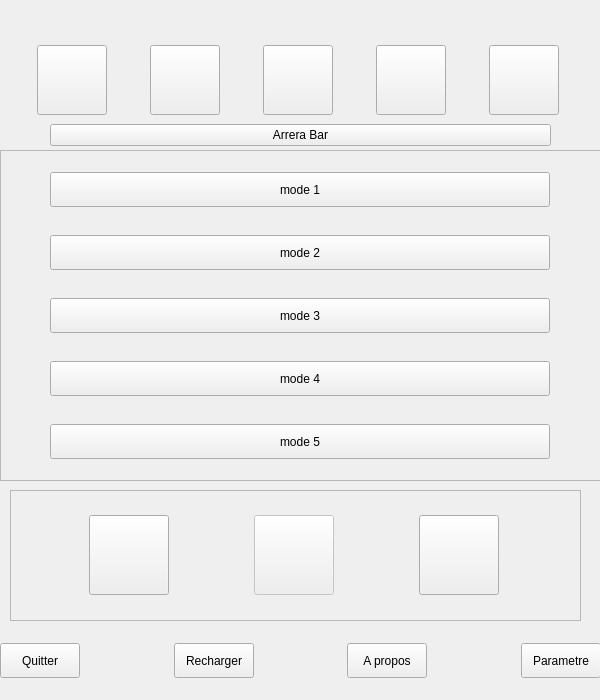
The window that CArreraUI.ui (Arrera-Software/Arrera-Interface) describes before a commit, drawn with Qt 5.
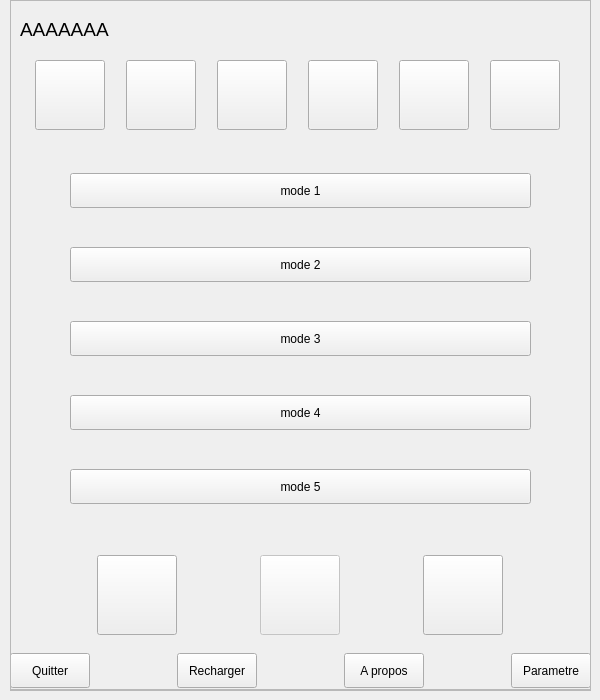
The same window after the commit. Icons and pictures are not drawn.

Commit message: Ajout frame mode et modification interface

```diff
--- a/CArreraUI.ui
+++ b/CArreraUI.ui
@@ -30,140 +30,28 @@
     <normaloff>:/IconArrera/ArreraI2024.png</normaloff>:/IconArrera/ArreraI2024.png</iconset>
   </property>
   <widget class="QWidget" name="centralwidget">
-   <widget class="QWidget" name="horizontalLayoutWidget">
+   <widget class="QFrame" name="FGUI">
     <property name="geometry">
      <rect>
-      <x>0</x>
-      <y>40</y>
-      <width>601</width>
-      <height>81</height>
+      <x>10</x>
+      <y>0</y>
+      <width>581</width>
+      <height>691</height>
      </rect>
     </property>
-    <layout class="QHBoxLayout" name="APP">
-     <item>
-      <widget class="QPushButton" name="IDC_TABLEUR">
-       <property name="maximumSize">
-        <size>
-         <width>70</width>
-         <height>70</height>
-        </size>
-       </property>
-       <property name="text">
-        <string/>
-       </property>
-       <property name="icon">
-        <iconset resource="ArreraTheme.qrc">
-         <normaloff>:/iconBTN/iconTableur.png</normaloff>:/iconBTN/iconTableur.png</iconset>
-       </property>
-       <property name="iconSize">
-        <size>
-         <width>70</width>
-         <height>70</height>
-        </size>
-       </property>
-      </widget>
-     </item>
-     <item>
-      <widget class="QPushButton" name="IDC_TRAITEMENT">
-       <property name="maximumSize">
-        <size>
-         <width>70</width>
-         <height>70</height>
-        </size>
-       </property>
-       <property name="text">
-        <string/>
-       </property>
-       <property name="icon">
-        <iconset resource="ArreraTheme.qrc">
-         <normaloff>:/iconBTN/iconTraitementTexte.png</normaloff>:/iconBTN/iconTraitementTexte.png</iconset>
-       </property>
-       <property name="iconSize">
-        <size>
-         <width>70</width>
-         <height>70</height>
-        </size>
-       </property>
-      </widget>
-     </item>
-     <item>
-      <widget class="QPushButton" name="IDC_APP">
-       <property name="maximumSize">
-        <size>
-         <width>70</width>
-         <height>70</height>
-        </size>
-       </property>
-       <property name="text">
-        <string/>
-       </property>
-       <property name="icon">
-        <iconset resource="ArreraTheme.qrc">
-         <normaloff>:/iconBTN/app-drawer.png</normaloff>:/iconBTN/app-drawer.png</iconset>
-       </property>
-       <property name="iconSize">
-        <size>
-         <width>70</width>
-         <height>70</height>
-        </size>
-       </property>
-      </widget>
-     </item>
-     <item>
-      <widget class="QPushButton" name="IDC_NAVIGATEUR">
-       <property name="maximumSize">
-        <size>
-         <width>70</width>
-         <height>70</height>
-        </size>
-       </property>
-       <property name="text">
-        <string/>
-       </property>
-       <property name="icon">
-        <iconset resource="ArreraTheme.qrc">
-         <normaloff>:/iconBTN/iconNavigateur.png</normaloff>:/iconBTN/iconNavigateur.png</iconset>
-       </property>
-       <property name="iconSize">
-        <size>
-         <width>70</width>
-         <height>70</height>
-        </size>
-       </property>
-      </widget>
-     </item>
-     <item>
-      <widget class="QPushButton" name="IDC_PRESENTATION">
-       <property name="maximumSize">
-        <size>
-         <width>70</width>
-         <height>70</height>
-        </size>
-       </property>
-       <property name="text">
-        <string/>
-       </property>
-       <property name="icon">
-        <iconset resource="ArreraTheme.qrc">
-         <normaloff>:/iconBTN/iconPresentation.png</normaloff>:/iconBTN/iconPresentation.png</iconset>
-       </property>
-       <property name="iconSize">
-        <size>
-         <width>70</width>
-         <height>70</height>
-        </size>
-       </property>
-      </widget>
-     </item>
-    </layout>
-   </widget>
+    <property name="frameShape">
+     <enum>QFrame::StyledPanel</enum>
+    </property>
+    <property name="frameShadow">
+     <enum>QFrame::Raised</enum>
+    </property>
    <widget class="QWidget" name="horizontalLayoutWidget_3">
     <property name="geometry">
      <rect>
       <x>0</x>
-      <y>630</y>
-      <width>601</width>
-      <height>61</height>
+       <y>650</y>
+       <width>581</width>
+       <height>41</height>
      </rect>
     </property>
     <layout class="QHBoxLayout" name="horizontalLayout_2">
@@ -274,34 +162,262 @@
      </item>
     </layout>
    </widget>
-   <widget class="QFrame" name="FMode">
+    <widget class="QWidget" name="horizontalLayoutWidget">
     <property name="geometry">
      <rect>
-      <x>0</x>
-      <y>150</y>
-      <width>601</width>
-      <height>331</height>
-     </rect>
-    </property>
-    <property name="frameShape">
-     <enum>QFrame::StyledPanel</enum>
-    </property>
-    <property name="frameShadow">
-     <enum>QFrame::Raised</enum>
-    </property>
+       <x>10</x>
+       <y>50</y>
+       <width>561</width>
+       <height>91</height>
+      </rect>
+     </property>
+     <layout class="QHBoxLayout" name="APP">
+      <item>
+       <widget class="QPushButton" name="IDC_TABLEUR">
+        <property name="maximumSize">
+         <size>
+          <width>70</width>
+          <height>70</height>
+         </size>
+        </property>
+        <property name="text">
+         <string/>
+        </property>
+        <property name="icon">
+         <iconset resource="ArreraTheme.qrc">
+          <normaloff>:/iconBTN/iconTableur.png</normaloff>:/iconBTN/iconTableur.png</iconset>
+        </property>
+        <property name="iconSize">
+         <size>
+          <width>70</width>
+          <height>70</height>
+         </size>
+        </property>
+       </widget>
+      </item>
+      <item>
+       <widget class="QPushButton" name="IDC_TRAITEMENT">
+        <property name="maximumSize">
+         <size>
+          <width>70</width>
+          <height>70</height>
+         </size>
+        </property>
+        <property name="text">
+         <string/>
+        </property>
+        <property name="icon">
+         <iconset resource="ArreraTheme.qrc">
+          <normaloff>:/iconBTN/iconTraitementTexte.png</normaloff>:/iconBTN/iconTraitementTexte.png</iconset>
+        </property>
+        <property name="iconSize">
+         <size>
+          <width>70</width>
+          <height>70</height>
+         </size>
+        </property>
+       </widget>
+      </item>
+      <item>
+       <widget class="QPushButton" name="IDC_APP">
+        <property name="maximumSize">
+         <size>
+          <width>70</width>
+          <height>70</height>
+         </size>
+        </property>
+        <property name="text">
+         <string/>
+        </property>
+        <property name="icon">
+         <iconset resource="ArreraTheme.qrc">
+          <normaloff>:/iconBTN/app-drawer.png</normaloff>:/iconBTN/app-drawer.png</iconset>
+        </property>
+        <property name="iconSize">
+         <size>
+          <width>70</width>
+          <height>70</height>
+         </size>
+        </property>
+       </widget>
+      </item>
+      <item>
+       <widget class="QPushButton" name="IDC_TASKBAR">
+        <property name="minimumSize">
+         <size>
+          <width>70</width>
+          <height>70</height>
+         </size>
+        </property>
+        <property name="maximumSize">
+         <size>
+          <width>70</width>
+          <height>70</height>
+         </size>
+        </property>
+        <property name="text">
+         <string/>
+        </property>
+        <property name="icon">
+         <iconset resource="ArreraTheme.qrc">
+          <normaloff>:/iconBTN/fondTask.png</normaloff>:/iconBTN/fondTask.png</iconset>
+        </property>
+        <property name="iconSize">
+         <size>
+          <width>70</width>
+          <height>70</height>
+         </size>
+        </property>
+       </widget>
+      </item>
+      <item>
+       <widget class="QPushButton" name="IDC_NAVIGATEUR">
+        <property name="maximumSize">
+         <size>
+          <width>70</width>
+          <height>70</height>
+         </size>
+        </property>
+        <property name="text">
+         <string/>
+        </property>
+        <property name="icon">
+         <iconset resource="ArreraTheme.qrc">
+          <normaloff>:/iconBTN/iconNavigateur.png</normaloff>:/iconBTN/iconNavigateur.png</iconset>
+        </property>
+        <property name="iconSize">
+         <size>
+          <width>70</width>
+          <height>70</height>
+         </size>
+        </property>
+       </widget>
+      </item>
+      <item>
+       <widget class="QPushButton" name="IDC_PRESENTATION">
+        <property name="maximumSize">
+         <size>
+          <width>70</width>
+          <height>70</height>
+         </size>
+        </property>
+        <property name="text">
+         <string/>
+        </property>
+        <property name="icon">
+         <iconset resource="ArreraTheme.qrc">
+          <normaloff>:/iconBTN/iconPresentation.png</normaloff>:/iconBTN/iconPresentation.png</iconset>
+        </property>
+        <property name="iconSize">
+         <size>
+          <width>70</width>
+          <height>70</height>
+         </size>
+        </property>
+       </widget>
+      </item>
+     </layout>
+    </widget>
+    <widget class="QWidget" name="horizontalLayoutWidget_2">
+     <property name="geometry">
+      <rect>
+       <x>10</x>
+       <y>540</y>
+       <width>561</width>
+       <height>111</height>
+      </rect>
+     </property>
+     <layout class="QHBoxLayout" name="horizontalLayout">
+      <item>
+       <widget class="QPushButton" name="IDC_SIX">
+        <property name="maximumSize">
+         <size>
+          <width>80</width>
+          <height>80</height>
+         </size>
+        </property>
+        <property name="text">
+         <string/>
+        </property>
+        <property name="icon">
+         <iconset resource="ArreraTheme.qrc">
+          <normaloff>:/iconBTN/six.png</normaloff>:/iconBTN/six.png</iconset>
+        </property>
+        <property name="iconSize">
+         <size>
+          <width>80</width>
+          <height>80</height>
+         </size>
+        </property>
+       </widget>
+      </item>
+      <item>
+       <widget class="QPushButton" name="IDC_COPILOTE">
+        <property name="enabled">
+         <bool>false</bool>
+        </property>
+        <property name="maximumSize">
+         <size>
+          <width>80</width>
+          <height>80</height>
+         </size>
+        </property>
+        <property name="text">
+         <string/>
+        </property>
+        <property name="icon">
+         <iconset resource="ArreraTheme.qrc">
+          <normaloff>:/iconBTN/ArreraCopiloteIcon.png</normaloff>:/iconBTN/ArreraCopiloteIcon.png</iconset>
+        </property>
+        <property name="iconSize">
+         <size>
+          <width>80</width>
+          <height>80</height>
+         </size>
+        </property>
+       </widget>
+      </item>
+      <item>
+       <widget class="QPushButton" name="IDC_RYLEY">
+        <property name="maximumSize">
+         <size>
+          <width>80</width>
+          <height>80</height>
+         </size>
+        </property>
+        <property name="text">
+         <string/>
+        </property>
+        <property name="icon">
+         <iconset resource="ArreraTheme.qrc">
+          <normaloff>:/iconBTN/Ryley.png</normaloff>:/iconBTN/Ryley.png</iconset>
+        </property>
+        <property name="iconSize">
+         <size>
+          <width>80</width>
+          <height>80</height>
+         </size>
+        </property>
+       </widget>
+      </item>
+     </layout>
+    </widget>
     <widget class="QWidget" name="verticalLayoutWidget">
      <property name="geometry">
       <rect>
-       <x>0</x>
-       <y>0</y>
-       <width>601</width>
-       <height>331</height>
+       <x>10</x>
+       <y>140</y>
+       <width>561</width>
+       <height>401</height>
       </rect>
      </property>
      <layout class="QVBoxLayout" name="mode">
       <property name="leftMargin">
        <number>50</number>
       </property>
+      <property name="rightMargin">
+       <number>50</number>
+      </property>
       <item>
        <widget class="QPushButton" name="IDC_MODE1">
         <property name="maximumSize">
@@ -369,114 +485,13 @@
       </item>
      </layout>
     </widget>
-   </widget>
-   <widget class="QFrame" name="FAssistant">
-    <property name="geometry">
-     <rect>
-      <x>10</x>
-      <y>490</y>
-      <width>571</width>
-      <height>131</height>
-     </rect>
-    </property>
-    <property name="frameShape">
-     <enum>QFrame::StyledPanel</enum>
-    </property>
-    <property name="frameShadow">
-     <enum>QFrame::Raised</enum>
-    </property>
-    <widget class="QWidget" name="horizontalLayoutWidget_2">
-     <property name="geometry">
-      <rect>
-       <x>0</x>
-       <y>0</y>
-       <width>571</width>
-       <height>131</height>
-      </rect>
-     </property>
-     <layout class="QHBoxLayout" name="horizontalLayout">
-      <item>
-       <widget class="QPushButton" name="IDC_SIX">
-        <property name="maximumSize">
-         <size>
-          <width>80</width>
-          <height>80</height>
-         </size>
-        </property>
-        <property name="text">
-         <string/>
-        </property>
-        <property name="icon">
-         <iconset resource="ArreraTheme.qrc">
-          <normaloff>:/iconBTN/six.png</normaloff>:/iconBTN/six.png</iconset>
-        </property>
-        <property name="iconSize">
-         <size>
-          <width>80</width>
-          <height>80</height>
-         </size>
-        </property>
-       </widget>
-      </item>
-      <item>
-       <widget class="QPushButton" name="IDC_COPILOTE">
-        <property name="enabled">
-         <bool>false</bool>
-        </property>
-        <property name="maximumSize">
-         <size>
-          <width>80</width>
-          <height>80</height>
-         </size>
-        </property>
-        <property name="text">
-         <string/>
-        </property>
-        <property name="icon">
-         <iconset resource="ArreraTheme.qrc">
-          <normaloff>:/iconBTN/ArreraCopiloteIcon.png</normaloff>:/iconBTN/ArreraCopiloteIcon.png</iconset>
-        </property>
-        <property name="iconSize">
-         <size>
-          <width>80</width>
-          <height>80</height>
-         </size>
-        </property>
-       </widget>
-      </item>
-      <item>
-       <widget class="QPushButton" name="IDC_RYLEY">
-        <property name="maximumSize">
-         <size>
-          <width>80</width>
-          <height>80</height>
-         </size>
-        </property>
-        <property name="text">
-         <string/>
-        </property>
-        <property name="icon">
-         <iconset resource="ArreraTheme.qrc">
-          <normaloff>:/iconBTN/Ryley.png</normaloff>:/iconBTN/Ryley.png</iconset>
-        </property>
-        <property name="iconSize">
-         <size>
-          <width>80</width>
-          <height>80</height>
-         </size>
-        </property>
-       </widget>
-      </item>
-     </layout>
-    </widget>
-   </widget>
    <widget class="QLabel" name="IDC_LABELUSER">
     <property name="geometry">
      <rect>
-      <x>0</x>
-      <y>0</y>
-      <width>601</width>
-      <height>41</height>
+       <x>10</x>
+       <y>10</y>
+       <width>561</width>
+       <height>39</height>
      </rect>
     </property>
     <property name="font">
@@ -485,59 +500,25 @@
      </font>
     </property>
     <property name="text">
-     <string/>
-    </property>
-   </widget>
-   <widget class="QWidget" name="horizontalLayoutWidget_4">
+      <string>AAAAAAA</string>
+     </property>
+    </widget>
+   </widget>
+   <widget class="QFrame" name="FMode">
     <property name="geometry">
      <rect>
-      <x>0</x>
-      <y>120</y>
-      <width>601</width>
-      <height>31</height>
+      <x>10</x>
+      <y>-1</y>
+      <width>581</width>
+      <height>691</height>
      </rect>
     </property>
-    <layout class="QHBoxLayout" name="horizontalLayout_3">
-     <item>
-      <spacer name="horizontalSpacer_4">
-       <property name="orientation">
-        <enum>Qt::Horizontal</enum>
-       </property>
-       <property name="sizeType">
-        <enum>QSizePolicy::Fixed</enum>
-       </property>
-       <property name="sizeHint" stdset="0">
-        <size>
-         <width>50</width>
-         <height>20</height>
-        </size>
-       </property>
-      </spacer>
-     </item>
-     <item>
-      <widget class="QPushButton" name="IDC_TASKBAR">
-       <property name="text">
-        <string>Arrera Bar</string>
-       </property>
-      </widget>
-     </item>
-     <item>
-      <spacer name="horizontalSpacer_5">
-       <property name="orientation">
-        <enum>Qt::Horizontal</enum>
-       </property>
-       <property name="sizeType">
-        <enum>QSizePolicy::Fixed</enum>
-       </property>
-       <property name="sizeHint" stdset="0">
-        <size>
-         <width>50</width>
-         <height>20</height>
-        </size>
-       </property>
-      </spacer>
-     </item>
-    </layout>
+    <property name="frameShape">
+     <enum>QFrame::StyledPanel</enum>
+    </property>
+    <property name="frameShadow">
+     <enum>QFrame::Raised</enum>
+    </property>
    </widget>
   </widget>
  </widget>
```
Lines whose indentation alone changed are shown as unchanged. The commit also changes 3 other files.
